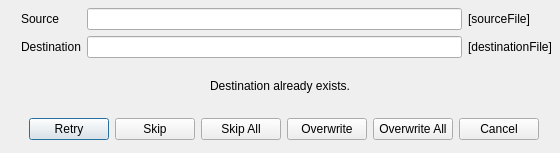
First picture: the form in src/qtfilecopier/qtoverwritedialog.ui, repository wilbert2000/wzplayer, before the edit.
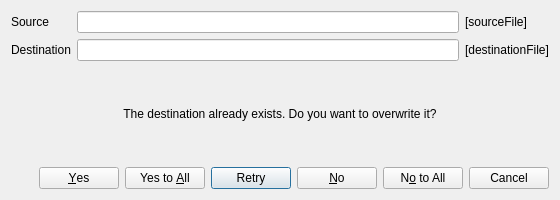
Second picture: the form after the edit.

Commit message: Add more icon logic

The edit to the form file:
```diff
--- a/src/qtfilecopier/qtoverwritedialog.ui
+++ b/src/qtfilecopier/qtoverwritedialog.ui
@@ -7,28 +7,13 @@
     <x>0</x>
     <y>0</y>
     <width>560</width>
-    <height>153</height>
+    <height>200</height>
    </rect>
   </property>
   <property name="windowTitle">
    <string>Copy Warning</string>
   </property>
-  <layout class="QVBoxLayout">
-   <property name="spacing">
-    <number>6</number>
-   </property>
-   <property name="leftMargin">
-    <number>8</number>
-   </property>
-   <property name="topMargin">
-    <number>8</number>
-   </property>
-   <property name="rightMargin">
-    <number>8</number>
-   </property>
-   <property name="bottomMargin">
-    <number>8</number>
-   </property>
+  <layout class="QVBoxLayout" name="verticalLayout">
    <item>
     <layout class="QHBoxLayout">
      <property name="spacing">
@@ -46,13 +31,6 @@
      <property name="bottomMargin">
       <number>0</number>
      </property>
-     <item>
-      <widget class="QLabel" name="iconLabel">
-       <property name="text">
-        <string/>
-       </property>
-      </widget>
-     </item>
      <item>
       <layout class="QGridLayout">
        <property name="leftMargin">
@@ -71,14 +49,14 @@
         <number>6</number>
        </property>
        <item row="1" column="0">
-        <widget class="QLabel" name="label_3">
+        <widget class="QLabel" name="destinationLabel">
          <property name="text">
           <string>Destination</string>
          </property>
         </widget>
        </item>
        <item row="0" column="0">
-        <widget class="QLabel" name="label">
+        <widget class="QLabel" name="sourceLabel">
          <property name="text">
           <string>Source</string>
          </property>
@@ -99,7 +77,7 @@
         </widget>
        </item>
        <item row="1" column="1">
-        <widget class="QLineEdit" name="destLineEdit">
+        <widget class="QLineEdit" name="destinationLineEdit">
          <property name="sizePolicy">
           <sizepolicy hsizetype="Expanding" vsizetype="Fixed">
            <horstretch>0</horstretch>
@@ -138,9 +116,9 @@
     </layout>
    </item>
    <item>
-    <widget class="QLabel" name="label_2">
+    <widget class="QLabel" name="messageLabel">
      <property name="text">
-      <string>Destination already exists.</string>
+      <string>The destination already exists. Do you want to overwrite it?</string>
      </property>
      <property name="alignment">
       <set>Qt::AlignCenter</set>
@@ -148,103 +126,13 @@
     </widget>
    </item>
    <item>
-    <layout class="QHBoxLayout">
-     <property name="spacing">
-      <number>6</number>
+    <widget class="QDialogButtonBox" name="buttonBox">
+     <property name="standardButtons">
+      <set>QDialogButtonBox::Cancel|QDialogButtonBox::No|QDialogButtonBox::NoToAll|QDialogButtonBox::Retry|QDialogButtonBox::Yes|QDialogButtonBox::YesToAll</set>
      </property>
-     <property name="leftMargin">
-      <number>0</number>
-     </property>
-     <property name="topMargin">
-      <number>0</number>
-     </property>
-     <property name="rightMargin">
-      <number>0</number>
-     </property>
-     <property name="bottomMargin">
-      <number>0</number>
-     </property>
-     <item>
-      <spacer>
-       <property name="orientation">
-        <enum>Qt::Horizontal</enum>
-       </property>
-       <property name="sizeHint" stdset="0">
-        <size>
-         <width>48</width>
-         <height>31</height>
-        </size>
-       </property>
-      </spacer>
-     </item>
-     <item>
-      <widget class="QPushButton" name="retryButton">
-       <property name="text">
-        <string>Retry</string>
-       </property>
-      </widget>
-     </item>
-     <item>
-      <widget class="QPushButton" name="skipButton">
-       <property name="text">
-        <string>Skip</string>
-       </property>
-      </widget>
-     </item>
-     <item>
-      <widget class="QPushButton" name="skipAllButton">
-       <property name="text">
-        <string>Skip All</string>
-       </property>
-      </widget>
-     </item>
-     <item>
-      <widget class="QPushButton" name="overwriteButton">
-       <property name="text">
-        <string>Overwrite</string>
-       </property>
-      </widget>
-     </item>
-     <item>
-      <widget class="QPushButton" name="overwriteAllButton">
-       <property name="text">
-        <string>Overwrite All</string>
-       </property>
-      </widget>
-     </item>
-     <item>
-      <widget class="QPushButton" name="cancelButton">
-       <property name="text">
-        <string>Cancel</string>
-       </property>
-      </widget>
-     </item>
-     <item>
-      <spacer>
-       <property name="orientation">
-        <enum>Qt::Horizontal</enum>
-       </property>
-       <property name="sizeHint" stdset="0">
-        <size>
-         <width>40</width>
-         <height>20</height>
-        </size>
-       </property>
-      </spacer>
-     </item>
-    </layout>
+    </widget>
    </item>
   </layout>
-  <widget class="QWidget" name="widget" native="true">
-   <property name="geometry">
-    <rect>
-     <x>9</x>
-     <y>83</y>
-     <width>519</width>
-     <height>33</height>
-    </rect>
-   </property>
-  </widget>
  </widget>
  <tabstops>
   <tabstop>destLineEdit</tabstop>
```
Left out of the diff: 14 changed lines with no effect on the pictures. The commit also changes 18 other files.
